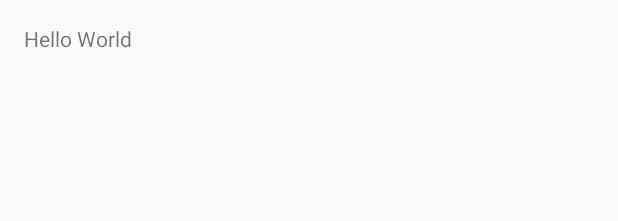
After one commit to adalbertofjr/Popular-Movies, an Android app: the layout fragment_movies.xml on its own in the app's theme, with its tools: preview values and no code run, on a phone screen of 412 x 824 dp. The commit adds this screen. Shown: the top 221 px of the screen. Run offline under Robolectric (Android 15) with nearby library versions, the phone set to English and light mode, and no system bars.

Commit message:
Create MoviesFragment

```diff
--- a/app/src/main/AndroidManifest.xml
+++ b/app/src/main/AndroidManifest.xml
@@ -8,7 +8,7 @@
         android:label="@string/app_name"
         android:supportsRtl="true"
         android:theme="@style/AppTheme">
-        <activity android:name=".MainActivity">
+        <activity android:name=".ui.MainActivity">
             <intent-filter>
                 <action android:name="android.intent.action.MAIN" />
 
--- a/app/src/main/java/br/com/adalbertofjr/popularmovies/MainActivity.java
+++ b/app/src/main/java/br/com/adalbertofjr/popularmovies/ui/MainActivity.java
@@ -1,7 +1,9 @@
-package br.com.adalbertofjr.popularmovies;
+package br.com.adalbertofjr.popularmovies.ui;
 
 import android.support.v7.app.AppCompatActivity;
 import android.os.Bundle;
+
+import br.com.adalbertofjr.popularmovies.R;
 
 public class MainActivity extends AppCompatActivity {
 
--- /dev/null
+++ b/app/src/main/res/layout/fragment_movies.xml
@@ -0,0 +1,13 @@
+<?xml version="1.0" encoding="utf-8"?>
+<LinearLayout xmlns:android="http://schemas.android.com/apk/res/android"
+    android:layout_width="match_parent"
+    android:layout_height="match_parent"
+    android:orientation="vertical"
+    android:padding="@dimen/activity_vertical_margin">
+
+    <TextView
+        android:layout_width="wrap_content"
+        android:layout_height="wrap_content"
+        android:text="Hello World" />
+
+</LinearLayout>
```
Also changed, not shown: app/src/main/java/br/com/adalbertofjr/popularmovies/ui/fragments/MoviesFragment.java (added, +31 -0 lines), app/src/main/res/layout/activity_main.xml (+5 -12 lines).
